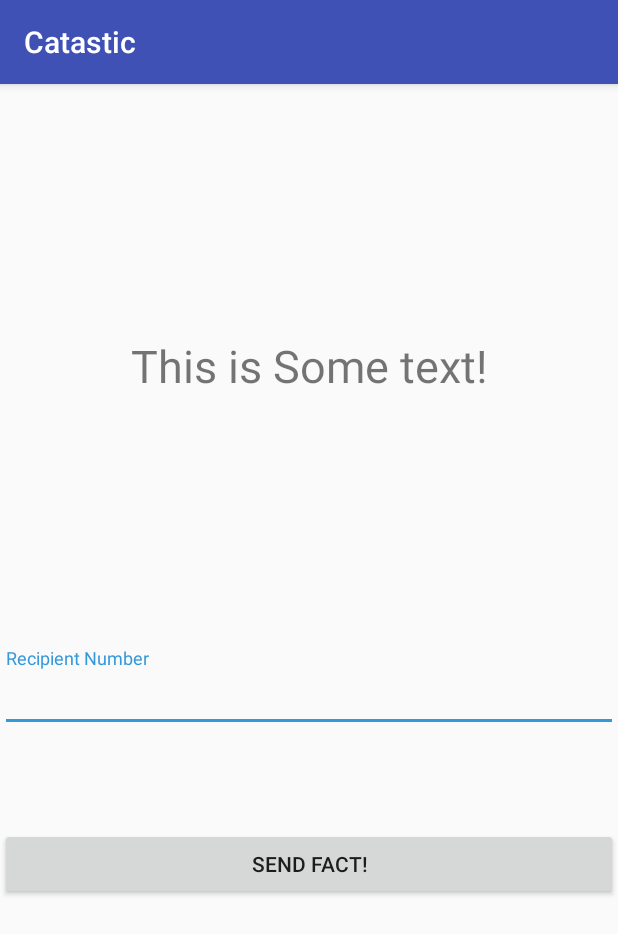
After one commit to mohamey/catastic, an Android app: the SendFact screen opened directly, with no data from a screen before it, on a phone screen of 412 x 824 dp. The commit adds this screen. Shown: the top 934 px of the screen. Run offline under Robolectric (Android 15) with nearby library versions, the phone set to English and light mode, and no system bars.

Commit message:
Created a new activity to show and sent cat facts

```diff
--- a/app/build.gradle
+++ b/app/build.gradle
@@ -24,10 +24,11 @@ dependencies {
     androidTestCompile('com.android.support.test.espresso:espresso-core:2.2.2', {
         exclude group: 'com.android.support', module: 'support-annotations'
     })
+
+
     compile 'com.android.support:appcompat-v7:25.3.1'
     compile 'com.android.support:design:25.3.1'
-
-    compile 'commons-io:commons-io:+'
-
+    compile 'commons-io:commons-io:2.4'
+    compile 'com.android.support.constraint:constraint-layout:+'
     testCompile 'junit:junit:4.12'
 }
--- a/app/src/main/AndroidManifest.xml
+++ b/app/src/main/AndroidManifest.xml
@@ -1,6 +1,7 @@
 <?xml version="1.0" encoding="utf-8"?>
 <manifest xmlns:android="http://schemas.android.com/apk/res/android"
     package="me.mohamey.catastic">
+
     <uses-permission android:name="android.permission.INTERNET" />
 
     <application
@@ -16,6 +17,10 @@
                 <category android:name="android.intent.category.LAUNCHER" />
             </intent-filter>
         </activity>
+        <activity
+            android:name=".SendFact"
+            android:label="@string/title_activity_send_fact"
+            android:theme="@style/AppTheme"></activity>
     </application>
 
 </manifest>
--- a/app/src/main/java/me/mohamey/catastic/MainActivity.java
+++ b/app/src/main/java/me/mohamey/catastic/MainActivity.java
@@ -1,6 +1,7 @@
 package me.mohamey.catastic;
 
 import android.content.Context;
+import android.content.Intent;
 import android.os.AsyncTask;
 import android.support.design.widget.TextInputLayout;
 import android.support.v7.app.AppCompatActivity;
@@ -24,6 +25,7 @@ import java.net.CookieManager;
 import java.net.CookieStore;
 import java.net.HttpCookie;
 import java.net.HttpURLConnection;
+import java.net.URI;
 import java.net.URL;
 import java.nio.ByteBuffer;
 import java.nio.charset.StandardCharsets;
@@ -39,7 +41,7 @@ public class MainActivity extends AppCompatActivity {
     private Pattern pattern = Pattern.compile(EMAIL_PATTERN);
     private Matcher matcher;
     private static final String TAG = "MainActivity";
-    protected CookieManager cookieManager = new CookieManager();
+    protected static CookieManager cookieManager = new CookieManager();
 
     @Override
     protected void onCreate(Bundle savedInstanceState) {
@@ -102,12 +104,18 @@ public class MainActivity extends AppCompatActivity {
     public void login(String username, String password){
         Log.d(TAG, "Logging in!");
         LoginObject obj = new LoginObject(username, password);
+        LoginResult res = null;
         try{
-            LoginResult res = new Login().execute(obj).get();
+            res = new Login().execute(obj).get();
             Toast.makeText(getApplicationContext(), res.getMessage(), Toast.LENGTH_LONG).show();
         }catch (Exception e){
             Toast.makeText(getApplicationContext(), "Something went wrong", Toast.LENGTH_LONG).show();
             Log.e(TAG, e.toString());
+        }
+
+        if (res != null && res.isResult()) {
+            Intent intent = new Intent(this, SendFact.class);
+            startActivity(intent);
         }
     }
 
@@ -211,7 +219,32 @@ public class MainActivity extends AppCompatActivity {
                 }
 
                 CookieStore cookieStore = cookieManager.getCookieStore();
-                List<HttpCookie> cookieList = cookieStore.getCookies();
+                URI threeUri = new URI(getString(R.string.login_endpoint));
+                List<HttpCookie> cookieList = cookieStore.get(threeUri);
+
+                for (HttpCookie cookie : cookieList){
+                    // gets domain set for the cookie
+                    System.out.println("Domain: " + cookie.getDomain());
+
+                    // gets max age of the cookie
+                    System.out.println("max age: " + cookie.getMaxAge());
+
+                    // gets name cookie
+                    System.out.println("name of cookie: " + cookie.getName());
+
+                    // gets path of the server
+                    System.out.println("server path: " + cookie.getPath());
+
+                    // gets boolean if cookie is being sent with secure protocol
+                    System.out.println("is cookie secure: " + cookie.getSecure());
+
+                    // gets the value of the cookie
+                    System.out.println("value of cookie: " + cookie.getValue());
+
+                    // gets the version of the protocol with which the given cookie is related.
+                    System.out.println("value of cookie: " + cookie.getVersion());
+                }
+
 
                 Log.d(TAG, "Retrieved Response");
 
--- /dev/null
+++ b/app/src/main/java/me/mohamey/catastic/SendFact.java
@@ -0,0 +1,21 @@
+package me.mohamey.catastic;
+
+import android.os.Bundle;
+import android.support.design.widget.FloatingActionButton;
+import android.support.design.widget.Snackbar;
+import android.support.v7.app.AppCompatActivity;
+import android.support.v7.widget.Toolbar;
+import android.view.View;
+
+public class SendFact extends AppCompatActivity {
+
+    @Override
+    protected void onCreate(Bundle savedInstanceState) {
+        super.onCreate(savedInstanceState);
+        setContentView(R.layout.activity_send_fact);
+        Toolbar toolbar = (Toolbar) findViewById(R.id.toolbar);
+        setSupportActionBar(toolbar);
+        getSupportActionBar().setTitle(getString(R.string.app_name));
+    }
+
+}
--- /dev/null
+++ b/app/src/main/res/layout/activity_send_fact.xml
@@ -0,0 +1,25 @@
+<?xml version="1.0" encoding="utf-8"?>
+<android.support.design.widget.CoordinatorLayout xmlns:android="http://schemas.android.com/apk/res/android"
+    xmlns:app="http://schemas.android.com/apk/res-auto"
+    xmlns:tools="http://schemas.android.com/tools"
+    android:layout_width="match_parent"
+    android:layout_height="match_parent"
+    tools:context="me.mohamey.catastic.SendFact">
+
+    <android.support.design.widget.AppBarLayout
+        android:layout_width="match_parent"
+        android:layout_height="wrap_content"
+        android:theme="@style/AppTheme.AppBarOverlay">
+
+        <android.support.v7.widget.Toolbar
+            android:id="@+id/toolbar"
+            android:layout_width="match_parent"
+            android:layout_height="?attr/actionBarSize"
+            android:background="?attr/colorPrimary"
+            app:popupTheme="@style/AppTheme.PopupOverlay" />
+
+    </android.support.design.widget.AppBarLayout>
+
+    <include layout="@layout/content_send_fact" />
+
+</android.support.design.widget.CoordinatorLayout>
--- /dev/null
+++ b/app/src/main/res/layout/content_send_fact.xml
@@ -0,0 +1,62 @@
+<?xml version="1.0" encoding="utf-8"?>
+<LinearLayout xmlns:android="http://schemas.android.com/apk/res/android"
+    xmlns:app="http://schemas.android.com/apk/res-auto"
+    xmlns:tools="http://schemas.android.com/tools"
+    android:layout_width="match_parent"
+    android:layout_height="match_parent"
+    app:layout_behavior="@string/appbar_scrolling_view_behavior"
+    tools:context="me.mohamey.catastic.SendFact"
+    tools:showIn="@layout/activity_send_fact"
+    android:orientation="vertical"
+    android:weightSum="4">
+
+    <RelativeLayout
+        android:layout_width="match_parent"
+        android:layout_height="wrap_content"
+        android:layout_weight="2"
+        tools:layout_editor_absoluteY="8dp"
+        tools:layout_editor_absoluteX="8dp">
+
+        <TextView
+            android:layout_width="match_parent"
+            android:layout_height="wrap_content"
+            android:id="@+id/catfact_textview"
+            android:textSize="30sp"
+            android:layout_centerInParent="true"
+            android:gravity="center"
+            android:text="This is Some text!"/>
+
+    </RelativeLayout>
+
+    <android.support.design.widget.TextInputLayout
+        android:id="@+id/recipientWrapper"
+        android:layout_width="match_parent"
+        android:layout_height="wrap_content">
+
+        <android.support.design.widget.TextInputEditText
+            android:layout_width="match_parent"
+            android:layout_height="match_parent"
+            android:layout_gravity="center"
+            android:id="@+id/recipient"
+            android:hint="Recipient Number"
+            android:inputType="numberPassword"/>
+
+    </android.support.design.widget.TextInputLayout>
+
+        <LinearLayout
+            android:layout_width="match_parent"
+            android:layout_height="0dp"
+            android:layout_weight="1">
+
+            <Button
+                android:id="@+id/send_message"
+                android:layout_width="wrap_content"
+                android:layout_height="wrap_content"
+                android:layout_gravity="center"
+                android:layout_marginTop="4dp"
+                android:text="@string/send_message_string"
+                android:layout_weight="0.23" />
+
+        </LinearLayout>
+
+</LinearLayout>
--- a/app/src/main/res/values/dimens.xml
+++ b/app/src/main/res/values/dimens.xml
@@ -2,4 +2,5 @@
     <!-- Default screen margins, per the Android Design guidelines. -->
     <dimen name="activity_horizontal_margin">16dp</dimen>
     <dimen name="activity_vertical_margin">16dp</dimen>
+    <dimen name="fab_margin">16dp</dimen>
 </resources>
--- a/app/src/main/res/values/strings.xml
+++ b/app/src/main/res/values/strings.xml
@@ -7,4 +7,8 @@
 
     <!-- API Endpoints -->
     <string name="login_endpoint">https://webtexts.three.ie/users/login</string>
+    <string name="title_activity_send_fact">SendFact</string>
+
+    <!-- Send Fact page -->
+    <string name="send_message_string">Send Fact!</string>
 </resources>
--- a/app/src/main/res/values/styles.xml
+++ b/app/src/main/res/values/styles.xml
@@ -8,4 +8,8 @@
         <item name="colorAccent">@color/colorAccent</item>
     </style>
 
+    <style name="AppTheme.AppBarOverlay" parent="ThemeOverlay.AppCompat.Dark.ActionBar" />
+
+    <style name="AppTheme.PopupOverlay" parent="ThemeOverlay.AppCompat.Light" />
+
 </resources>
```
